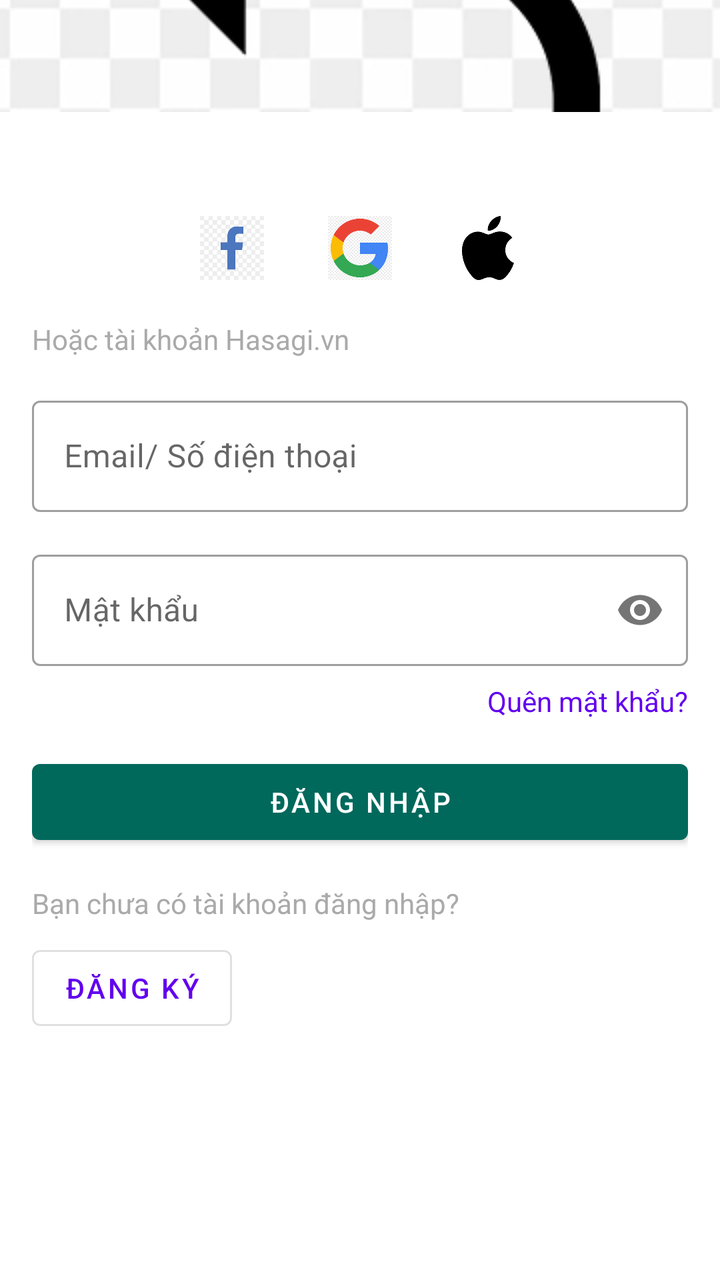
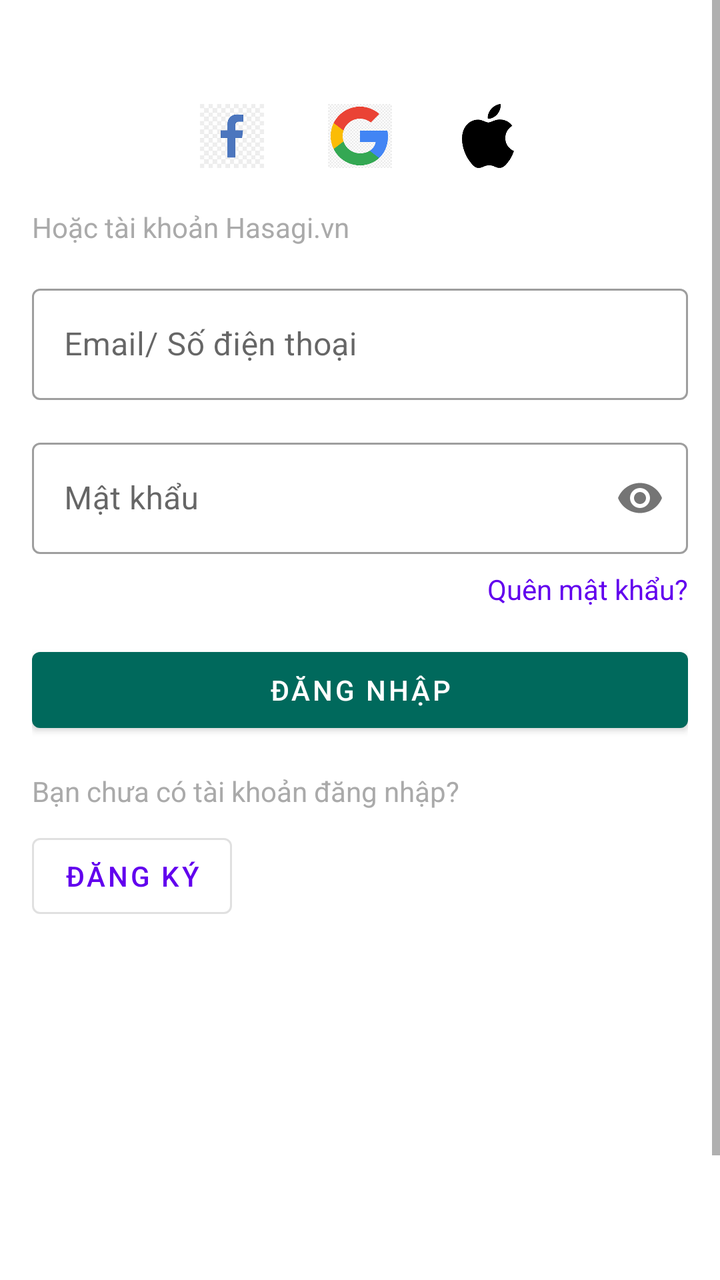

Two renders of the same Android screen: before a commit and after it. Below are the layout's source before the change and the commit's diff.
<!-- AndroidManifest.xml: application theme Theme.MyApplication -->
<!-- res/layout/activity_login.xml -->
<?xml version="1.0" encoding="utf-8"?>
<androidx.constraintlayout.widget.ConstraintLayout xmlns:android="http://schemas.android.com/apk/res/android"
    xmlns:app="http://schemas.android.com/apk/res-auto"
    xmlns:tools="http://schemas.android.com/tools"
    android:id="@+id/main"
    android:layout_width="match_parent"
    android:layout_height="match_parent"
    tools:context=".LoginScreen">

    
    <com.google.android.material.appbar.AppBarLayout
        android:id="@+id/appBarLayout"
        android:layout_width="match_parent"
        android:layout_height="wrap_content"
        android:theme="@style/ThemeOverlay.AppCompat.Dark.ActionBar"
        app:layout_constraintTop_toTopOf="parent">

        <androidx.appcompat.widget.Toolbar
            android:id="@+id/toolbar"
            android:layout_width="match_parent"
            android:layout_height="?attr/actionBarSize"
            android:background="?attr/colorPrimary"
            app:navigationIcon="@drawable/ic_arrow_back"
            app:title="Đăng nhập"
            app:titleTextColor="@android:color/white" />

    </com.google.android.material.appbar.AppBarLayout>

    <ScrollView
        android:layout_width="0dp"
        android:layout_height="0dp"
        app:layout_constraintTop_toBottomOf="@id/appBarLayout"
        app:layout_constraintBottom_toBottomOf="parent"
        app:layout_constraintStart_toStartOf="parent"
        app:layout_constraintEnd_toEndOf="parent">

        <LinearLayout
            android:layout_width="match_parent"
            android:layout_height="wrap_content"
            android:orientation="vertical"
            android:padding="16dp"
            android:gravity="center_horizontal">

            <Space
                android:layout_width="match_parent"
                android:layout_height="32dp" />

            
            <LinearLayout
                android:layout_width="wrap_content"
                android:layout_height="wrap_content"
                android:orientation="horizontal"
                android:layout_marginBottom="16dp">

                <ImageButton
                    android:id="@+id/facebookLoginButton"
                    android:layout_width="40dp"
                    android:layout_height="40dp"
                    android:src="@drawable/ic_facebook"
                    android:scaleType="centerInside"
                    android:adjustViewBounds="true"
                    android:padding="4dp"
                    android:background="?attr/selectableItemBackgroundBorderless"
                    android:contentDescription="Facebook Login"
                    android:layout_marginEnd="24dp"/>

                <ImageButton
                    android:id="@+id/googleLoginButton"
                    android:layout_width="40dp"
                    android:layout_height="40dp"
                    android:src="@drawable/ic_google"
                    android:scaleType="centerInside"
                    android:adjustViewBounds="true"
                    android:padding="4dp"
                    android:background="?attr/selectableItemBackgroundBorderless"
                    android:contentDescription="Google Login"
                    android:layout_marginEnd="24dp"/>

                <ImageButton
                    android:id="@+id/appleLoginButton"
                    android:layout_width="40dp"
                    android:layout_height="40dp"
                    android:src="@drawable/ic_apple"
                    android:scaleType="centerInside"
                    android:adjustViewBounds="true"
                    android:padding="4dp"
                    android:background="?attr/selectableItemBackgroundBorderless"
                    android:contentDescription="Apple Login"/>
            </LinearLayout>

            
            <LinearLayout
                android:id="@+id/loginForm"
                android:layout_width="match_parent"
                android:layout_height="wrap_content"
                android:orientation="vertical">

                

                <TextView
                    android:layout_width="wrap_content"
                    android:layout_height="wrap_content"
                    android:layout_marginBottom="16dp"
                    android:text="Hoặc tài khoản Hasagi.vn"
                    android:textColor="@android:color/darker_gray"
                    android:textSize="14sp" />

                <com.google.android.material.textfield.TextInputLayout
                    android:id="@+id/emailOrPhoneInputLayout"
                    style="@style/Widget.MaterialComponents.TextInputLayout.OutlinedBox"
                    android:layout_width="match_parent"
                    android:layout_height="wrap_content"
                    android:hint="Email/ Số điện thoại"
                    android:layout_marginBottom="16dp">

                    <com.google.android.material.textfield.TextInputEditText
                        android:id="@+id/emailOrPhoneEditText"
                        android:layout_width="match_parent"
                        android:layout_height="wrap_content"
                        android:inputType="textEmailAddress"/>
                </com.google.android.material.textfield.TextInputLayout>

                
                <com.google.android.material.textfield.TextInputLayout
                    android:id="@+id/passwordInputLayout"
                    style="@style/Widget.MaterialComponents.TextInputLayout.OutlinedBox"
                    android:layout_width="match_parent"
                    android:layout_height="wrap_content"
                    android:hint="Mật khẩu"
                    app:passwordToggleEnabled="true"
                    android:layout_marginBottom="8dp">

                    <com.google.android.material.textfield.TextInputEditText
                        android:id="@+id/passwordEditText"
                        android:layout_width="match_parent"
                        android:layout_height="wrap_content"
                        android:inputType="textPassword"/>
                </com.google.android.material.textfield.TextInputLayout>

                
                <TextView
                    android:id="@+id/forgotPasswordTextView"
                    android:layout_width="wrap_content"
                    android:layout_height="wrap_content"
                    android:text="Quên mật khẩu?"
                    android:textColor="?attr/colorPrimary"
                    android:layout_gravity="end"
                    android:layout_marginBottom="16dp"
                    android:clickable="true"
                    android:focusable="true"
                    android:background="?attr/selectableItemBackground"/>

                
                <com.google.android.material.button.MaterialButton
                    android:id="@+id/loginButton"
                    android:layout_width="match_parent"
                    android:layout_height="50dp"
                    android:text="ĐĂNG NHẬP"
                    android:textColor="@android:color/white"
                    app:backgroundTint="#00695C"
                    android:layout_marginBottom="16dp"/>

                
                <TextView
                    android:layout_width="wrap_content"
                    android:layout_height="wrap_content"
                    android:text="Bạn chưa có tài khoản đăng nhập?"
                    android:textColor="@android:color/darker_gray"
                    android:layout_marginBottom="8dp"/>

                <com.google.android.material.button.MaterialButton
                    android:id="@+id/signUpButton"
                    style="@style/Widget.MaterialComponents.Button.OutlinedButton"
                    android:layout_width="wrap_content"
                    android:layout_height="50dp"
                    android:text="Đăng ký"
                    android:layout_marginBottom="32dp"/>
            </LinearLayout>

            
            <LinearLayout
                android:id="@+id/registerForm"
                android:layout_width="match_parent"
                android:layout_height="wrap_content"
                android:orientation="vertical"
                android:visibility="gone">

                <com.google.android.material.textfield.TextInputLayout
                    style="@style/Widget.MaterialComponents.TextInputLayout.OutlinedBox"
                    android:layout_width="match_parent"
                    android:layout_height="wrap_content"
                    android:hint="Họ Tên"
                    android:layout_marginBottom="12dp">
                    <com.google.android.material.textfield.TextInputEditText
                        android:layout_width="match_parent"
                        android:layout_height="wrap_content"/>
                </com.google.android.material.textfield.TextInputLayout>

                <com.google.android.material.textfield.TextInputLayout
                    style="@style/Widget.MaterialComponents.TextInputLayout.OutlinedBox"
                    android:layout_width="match_parent"
                    android:layout_height="wrap_content"
                    android:hint="Email/ Số điện thoại"
                    android:layout_marginBottom="12dp">
                    <com.google.android.material.textfield.TextInputEditText
                        android:layout_width="match_parent"
                        android:layout_height="wrap_content"/>
                </com.google.android.material.textfield.TextInputLayout>

                <com.google.android.material.textfield.TextInputLayout
                    style="@style/Widget.MaterialComponents.TextInputLayout.OutlinedBox"
                    android:layout_width="match_parent"
                    android:layout_height="wrap_content"
                    android:hint="Mật khẩu"
                    android:layout_marginBottom="16dp">
                    <com.google.android.material.textfield.TextInputEditText
                        android:layout_width="match_parent"
                        android:layout_height="wrap_content"
                        android:inputType="textPassword"/>
                </com.google.android.material.textfield.TextInputLayout>

                <com.google.android.material.button.MaterialButton
                    android:id="@+id/createAccountButton"
                    android:layout_width="match_parent"
                    android:layout_height="50dp"
                    android:text="ĐĂNG KÝ"
                    android:textColor="@android:color/white"
                    app:backgroundTint="#00695C"
                    android:layout_marginBottom="12dp"/>

                <TextView
                    android:id="@+id/backToLoginText"
                    android:layout_width="wrap_content"
                    android:layout_height="wrap_content"
                    android:text="Đã có tài khoản? Đăng nhập"
                    android:textColor="?attr/colorPrimary"
                    android:clickable="true"
                    android:focusable="true"/>
            </LinearLayout>

        </LinearLayout>
    </ScrollView>

</androidx.constraintlayout.widget.ConstraintLayout>
<!-- resources referenced by this layout -->
<resources>
  <!-- drawable ic_apple: png bitmap (drawable, 2463 bytes) -->
  <!-- drawable ic_arrow_back: png bitmap (drawable, 15662 bytes) -->
  <!-- drawable ic_facebook: png bitmap (drawable, 2662 bytes) -->
  <!-- drawable ic_google: png bitmap (drawable, 5235 bytes) -->
  <style name="Theme.MyApplication" parent="Theme.MaterialComponents.Light.NoActionBar" />
</resources>

<!-- the commit's change to res/layout/activity_login.xml (unified diff, before → after) -->
@@ -13,18 +13,7 @@
         android:layout_width="match_parent"
         android:layout_height="wrap_content"
         android:theme="@style/ThemeOverlay.AppCompat.Dark.ActionBar"
-        app:layout_constraintTop_toTopOf="parent">
-
-        <androidx.appcompat.widget.Toolbar
-            android:id="@+id/toolbar"
-            android:layout_width="match_parent"
-            android:layout_height="?attr/actionBarSize"
-            android:background="?attr/colorPrimary"
-            app:navigationIcon="@drawable/ic_arrow_back"
-            app:title="Đăng nhập"
-            app:titleTextColor="@android:color/white" />
-
-    </com.google.android.material.appbar.AppBarLayout>
+        app:layout_constraintTop_toTopOf="parent"/>
 
     <ScrollView
         android:layout_width="0dp"
@@ -89,16 +78,18 @@
             </LinearLayout>
 
             
+
+            
             <LinearLayout
                 android:id="@+id/loginForm"
                 android:layout_width="match_parent"
-                android:layout_height="wrap_content"
+                android:layout_height="589dp"
                 android:orientation="vertical">
 
                 
 
                 <TextView
-                    android:layout_width="wrap_content"
+                    android:layout_width="224dp"
                     android:layout_height="wrap_content"
                     android:layout_marginBottom="16dp"
                     android:text="Hoặc tài khoản Hasagi.vn"
@@ -110,14 +101,14 @@
                     style="@style/Widget.MaterialComponents.TextInputLayout.OutlinedBox"
                     android:layout_width="match_parent"
                     android:layout_height="wrap_content"
-                    android:hint="Email/ Số điện thoại"
-                    android:layout_marginBottom="16dp">
+                    android:layout_marginBottom="16dp"
+                    android:hint="Email/ Số điện thoại">
 
                     <com.google.android.material.textfield.TextInputEditText
                         android:id="@+id/emailOrPhoneEditText"
                         android:layout_width="match_parent"
                         android:layout_height="wrap_content"
-                        android:inputType="textEmailAddress"/>
+                        android:inputType="textEmailAddress" />
                 </com.google.android.material.textfield.TextInputLayout>
 
                 
@@ -126,15 +117,15 @@
                     style="@style/Widget.MaterialComponents.TextInputLayout.OutlinedBox"
                     android:layout_width="match_parent"
                     android:layout_height="wrap_content"
+                    android:layout_marginBottom="8dp"
                     android:hint="Mật khẩu"
-                    app:passwordToggleEnabled="true"
-                    android:layout_marginBottom="8dp">
+                    app:passwordToggleEnabled="true">
 
                     <com.google.android.material.textfield.TextInputEditText
                         android:id="@+id/passwordEditText"
                         android:layout_width="match_parent"
                         android:layout_height="wrap_content"
-                        android:inputType="textPassword"/>
+                        android:inputType="textPassword" />
                 </com.google.android.material.textfield.TextInputLayout>
 
                 
@@ -142,42 +133,41 @@
                     android:id="@+id/forgotPasswordTextView"
                     android:layout_width="wrap_content"
                     android:layout_height="wrap_content"
-                    android:text="Quên mật khẩu?"
-                    android:textColor="?attr/colorPrimary"
                     android:layout_gravity="end"
                     android:layout_marginBottom="16dp"
+                    android:background="?attr/selectableItemBackground"
                     android:clickable="true"
                     android:focusable="true"
-                    android:background="?attr/selectableItemBackground"/>
+                    android:text="Quên mật khẩu?"
+                    android:textColor="?attr/colorPrimary" />
 
                 
                 <com.google.android.material.button.MaterialButton
                     android:id="@+id/loginButton"
                     android:layout_width="match_parent"
                     android:layout_height="50dp"
+                    android:layout_marginBottom="16dp"
                     android:text="ĐĂNG NHẬP"
                     android:textColor="@android:color/white"
-                    app:backgroundTint="#00695C"
-                    android:layout_marginBottom="16dp"/>
-
-                
-                <TextView
-                    android:layout_width="wrap_content"
-                    android:layout_height="wrap_content"
+                    app:backgroundTint="#00695C" />
+
+                
+                <TextView
+                    android:layout_width="wrap_content"
+                    android:layout_height="wrap_content"
+                    android:layout_marginBottom="8dp"
                     android:text="Bạn chưa có tài khoản đăng nhập?"
-                    android:textColor="@android:color/darker_gray"
-                    android:layout_marginBottom="8dp"/>
+                    android:textColor="@android:color/darker_gray" />
 
                 <com.google.android.material.button.MaterialButton
                     android:id="@+id/signUpButton"
                     style="@style/Widget.MaterialComponents.Button.OutlinedButton"
                     android:layout_width="wrap_content"
                     android:layout_height="50dp"
-                    android:text="Đăng ký"
-                    android:layout_marginBottom="32dp"/>
+                    android:layout_marginBottom="32dp"
+                    android:text="Đăng ký" />
             </LinearLayout>
 
-            
             <LinearLayout
                 android:id="@+id/registerForm"
                 android:layout_width="match_parent"
<!-- resource entries referenced after the edit -->
@@ -1,7 +1,6 @@
 <!-- resources referenced by this layout -->
 <resources>
   <!-- drawable ic_apple: png bitmap (drawable, 2463 bytes) -->
-  <!-- drawable ic_arrow_back: png bitmap (drawable, 15662 bytes) -->
   <!-- drawable ic_facebook: png bitmap (drawable, 2662 bytes) -->
   <!-- drawable ic_google: png bitmap (drawable, 5235 bytes) -->
   <style name="Theme.MyApplication" parent="Theme.MaterialComponents.Light.NoActionBar" />
